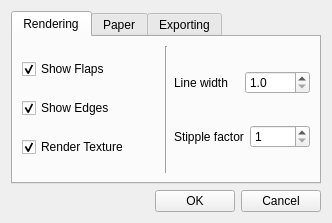
Before: the Qt Designer form interface/settingswindow.ui in SeriousAlexej/Ivo, drawn with Qt 5.
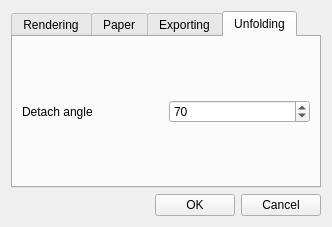
After: the same form once the commit is applied. The open tabs and pages were chosen to show the change.

Commit message: Detach angle (for initial grouping) is now customizable

```diff
--- a/interface/settingswindow.ui
+++ b/interface/settingswindow.ui
@@ -7,7 +7,7 @@
     <x>0</x>
     <y>0</y>
     <width>332</width>
-    <height>223</height>
+    <height>227</height>
    </rect>
   </property>
   <property name="windowTitle">
@@ -361,6 +361,36 @@
          </item>
         </layout>
        </widget>
+       <widget class="QWidget" name="tabUnfolding">
+        <attribute name="title">
+         <string>Unfolding</string>
+        </attribute>
+        <layout class="QGridLayout" name="gridLayout_2">
+         <item row="0" column="0">
+          <widget class="QLabel" name="label_11">
+           <property name="text">
+            <string>Detach angle</string>
+           </property>
+          </widget>
+         </item>
+         <item row="0" column="1">
+          <widget class="QSpinBox" name="spinBoxDetachAngle">
+           <property name="minimum">
+            <number>1</number>
+           </property>
+           <property name="maximum">
+            <number>359</number>
+           </property>
+           <property name="singleStep">
+            <number>5</number>
+           </property>
+           <property name="value">
+            <number>70</number>
+           </property>
+          </widget>
+         </item>
+        </layout>
+       </widget>
       </widget>
      </item>
      <item>
```
The commit also changes 4 other files.
